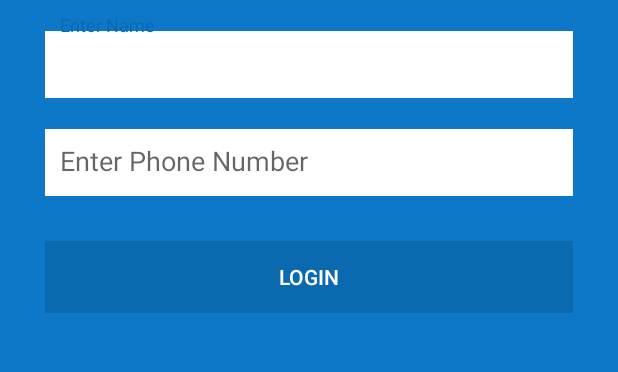
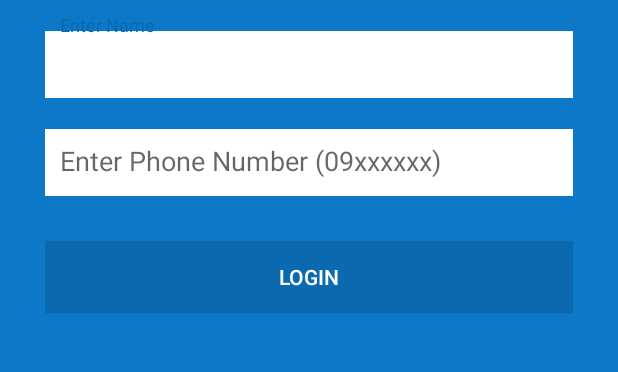
Before and after one commit to MuhammadAmmad/Woyalla, an Android app: the screen it shows after launch (Login), on a phone screen of 412 x 824 dp, the part 559-931 px from its top. Run offline under Robolectric (Android 15) with nearby library versions, the phone set to English and light mode, and no system bars.

Commit message:
final editings

```diff
--- a/app/src/main/java/com/brainup/woyalla/Login.java
+++ b/app/src/main/java/com/brainup/woyalla/Login.java
@@ -133,6 +133,7 @@ public class Login extends AppCompatActivity {
         myDialog = new ProgressDialog(this);
         myDialog.setTitle(R.string.app_name);
         myDialog.setMessage("Logging in ....");
+        myDialog.setCancelable(false);
         myDialog.show();
 
 
--- a/app/src/main/java/com/brainup/woyalla/Woyalla.java
+++ b/app/src/main/java/com/brainup/woyalla/Woyalla.java
@@ -9,7 +9,8 @@ import com.brainup.woyalla.Database.Database;
  */
 public class Woyalla extends Application {
 
-    public static final String API_URL  = "http://192.168.137.1/api.weyala.net/";
+   // public static final String API_URL  = "http://192.168.2.100/api.weyala.net/";
+    public static final String API_URL  = "http://weyala.net/api/";
 
     public static Database myDatabase;
 
--- a/app/src/main/res/values/strings.xml
+++ b/app/src/main/res/values/strings.xml
@@ -1,7 +1,7 @@
 <resources>
     <string name="app_name">Woyalla</string>
     <string name="title_activity_maps">Woyala</string>
-    <string name="call_center_number">0911773469</string>
+    <string name="call_center_number">994</string>
 
 
     <string name="navigation_drawer_open">Open navigation drawer</string>
@@ -15,7 +15,7 @@
     <string name="menu_show_drivers">Show Drivers</string>
     <string name="btn_login">Login</string>
     <string name="hint_name">Enter Name</string>
-    <string name="hint_phone">Enter Phone Number</string>
+    <string name="hint_phone">Enter Phone Number (09xxxxxx)</string>
     <string name="call">Call to get Taxi</string>
     <string name="comment">Send Comment</string>
 
```
Also changed, not shown: app/src/main/java/com/brainup/woyalla/MainActivity.java (+6 -5 lines), app/src/main/res/drawable/ic_car_map.png (added), app/src/main/res/drawable/icon.png (added), 1 other file.
